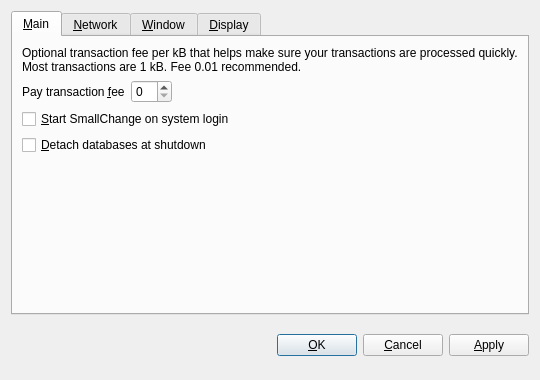
The window that src/qt/forms/optionsdialog.ui (snowfrz/jaybeecee) describes before a commit, drawn with Qt 5.
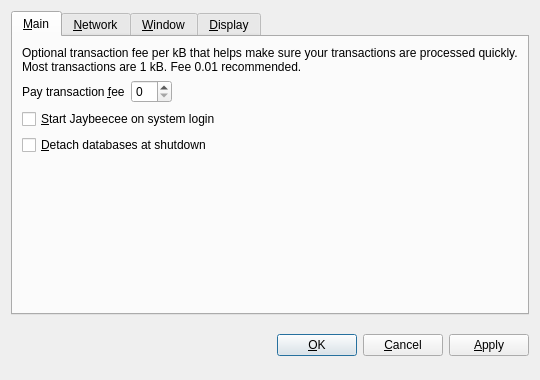
The same window after the commit. The open tabs and pages were chosen to show the change. Custom widgets are drawn as their Qt base class.

What changed in the file:
```diff
--- a/src/qt/forms/optionsdialog.ui
+++ b/src/qt/forms/optionsdialog.ui
@@ -82,7 +82,7 @@
           <string>Automatically start SmallChange after logging in to the system.</string>
          </property>
          <property name="text">
-          <string>&amp;Start SmallChange on system login</string>
+          <string>&amp;Start Jaybeecee on system login</string>
          </property>
         </widget>
        </item>
```
Left out of the diff: 10 changed lines with no effect on the pictures.
